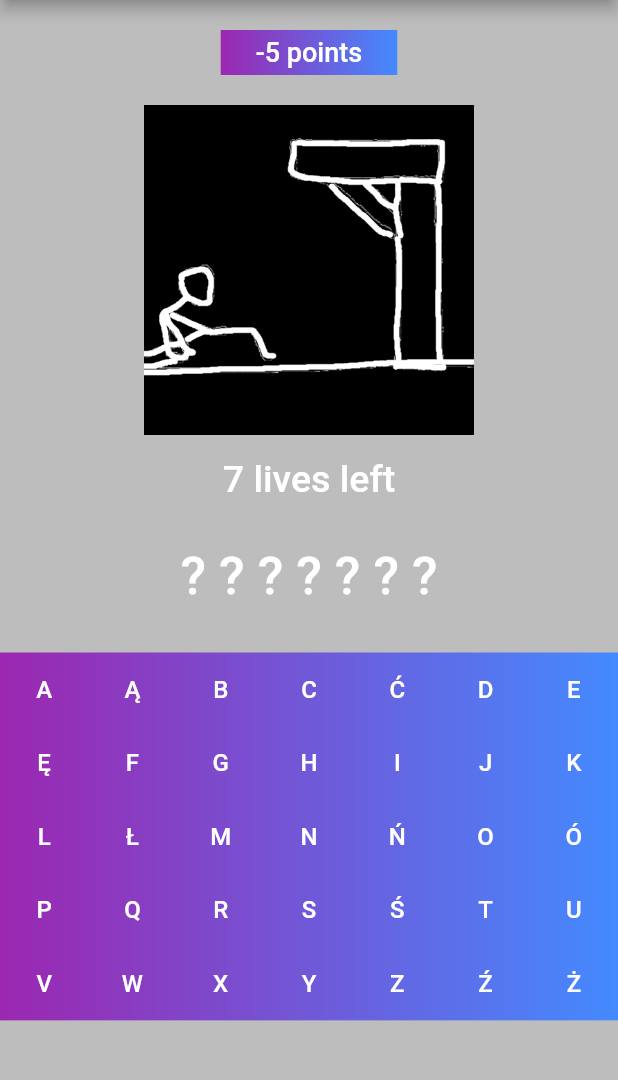
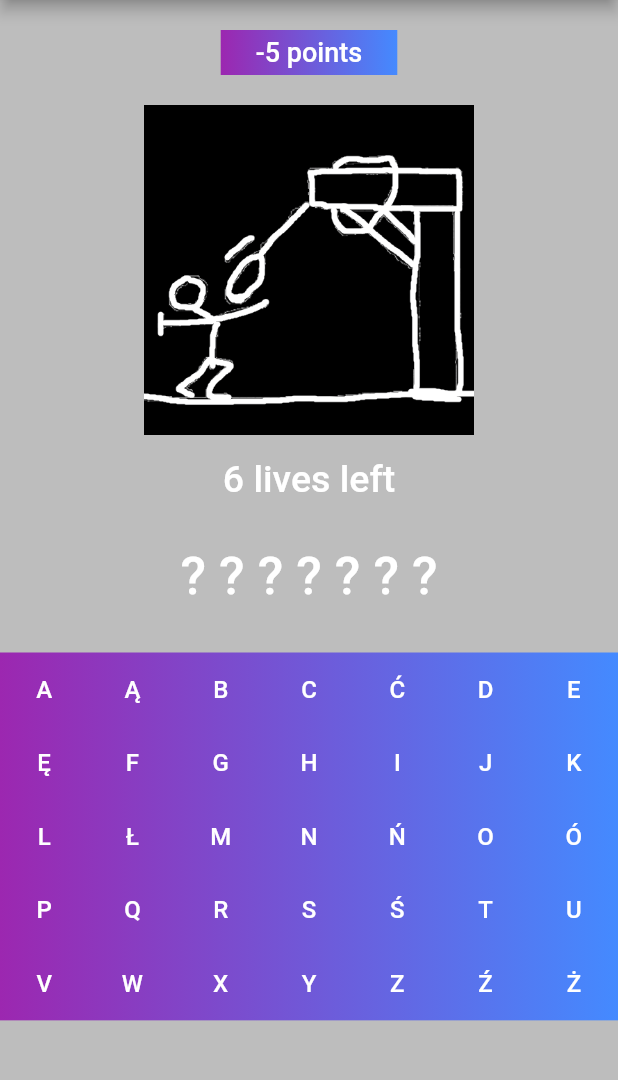
Before and after one commit to igorurbaniak/hangman_game, a Flutter app: the screen it shows after launch, after a tap on an icon or button, on a phone screen of 412 x 824 dp, the part 84-1164 px from its top. Run offline on Flutter 3.47's test engine with Material 2 defaults, Android fonts, the phone set to English and light mode, and no system bars; our stand-ins replace google_fonts, new_gradient_app_bar; Roboto replaces fonts that are missing (Audiowide).

Commit message:
Updating image state and lifes through game

```diff
--- a/lib/game_screen.dart
+++ b/lib/game_screen.dart
@@ -16,6 +16,15 @@ class _GameScreenState extends State<GameScreen> {
   List guessedalphabets = [];
   int points = 0;
   int status = 0;
+  List images = [
+    'images/hangman0.png',
+    'images/hangman1.png',
+    'images/hangman2.png',
+    'images/hangman3.png',
+    'images/hangman4.png',
+    'images/hangman5.png',
+    'images/hangman6.png',
+  ];
 
   String riddletext() {
     String displayword = '';
@@ -117,8 +126,8 @@ class _GameScreenState extends State<GameScreen> {
                 ),
               ),
               const SizedBox(height: 20),
-              const Image(
-                image: AssetImage('images/hangman10.png'),
+              Image(
+                image: AssetImage(images[status]),
                 width: 220,
                 height: 220,
                 fit: BoxFit.cover,
@@ -127,7 +136,7 @@ class _GameScreenState extends State<GameScreen> {
                 height: 15,
               ),
               Text(
-                '7 lives left',
+                '${7 - status} lives left',
                 style: GoogleFonts.audiowide(
                   fontSize: 25,
                   color: Colors.white,
```
Also changed, not shown: images/hangman0.png (added), images/hangman1.png (added), images/hangman10.png (deleted), images/hangman11.png (deleted), images/hangman12.png (deleted), images/hangman14.png (deleted), images/hangman2.png (added), images/hangman3.png (renamed from images/hangman13.png), images/hangman4.png (added), images/hangman5.png (renamed from images/hangman15.png), images/hangman6.png (renamed from images/hangman16.png).
